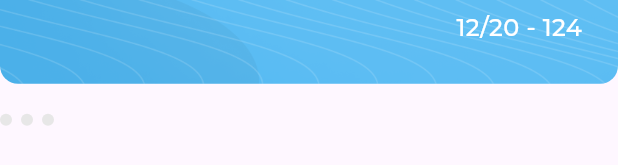
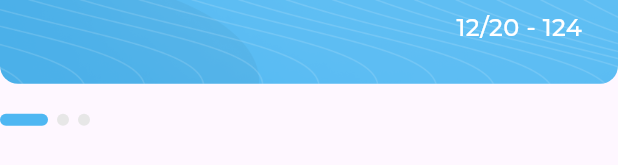
Before and after one commit to Shehab-Emad20/responsive_dash_board, a Flutter app: the MyCardSection widget shown alone on an empty page, opened directly, on a phone screen of 412 x 824 dp. Shown: the part 306-471 px from the top of the screen. Run offline on Flutter 3.47's test engine with Material 3 defaults, Android fonts, the phone set to English and light mode, and no system bars; drawn by our look-alikes of expandable_page_view; our stand-ins replace flutter_svg; project files that could hold a hidden picture were left out.

```diff
--- a/lib/widgets/dots_indicator.dart
+++ b/lib/widgets/dots_indicator.dart
@@ -2,16 +2,16 @@ import 'package:flutter/material.dart';
 import 'package:responsive_dash_board/widgets/custom_dot.dart';
 
 class DotsIndicator extends StatelessWidget {
-  const DotsIndicator({super.key});
-
+  const DotsIndicator({super.key, required this.currentPageIndex});
+  final int currentPageIndex;
   @override
   Widget build(BuildContext context) {
     return Row(
       children: List.generate(
           3,
-          (index) => const Padding(
-                padding: EdgeInsets.only(right: 6.0),
-                child: CustomDot(isActive: false),
+          (index) => Padding(
+                padding: const EdgeInsets.only(right: 6.0),
+                child: CustomDot(isActive: index == currentPageIndex),
               )),
     );
   }
--- a/lib/widgets/my_card_section.dart
+++ b/lib/widgets/my_card_section.dart
@@ -3,8 +3,25 @@ import 'package:responsive_dash_board/utils/app_style.dart';
 import 'package:responsive_dash_board/widgets/dots_indicator.dart';
 import 'package:responsive_dash_board/widgets/my_cards_page_view.dart';
 
-class MyCardSection extends StatelessWidget {
+class MyCardSection extends StatefulWidget {
   const MyCardSection({super.key});
+
+  @override
+  State<MyCardSection> createState() => _MyCardSectionState();
+}
+
+class _MyCardSectionState extends State<MyCardSection> {
+  late PageController pageController;
+  int currentpageIndex = 0;
+  @override
+  void initState() {
+    pageController = PageController();
+    pageController.addListener(() {
+      currentpageIndex = pageController.page!.round();
+      setState(() {});
+    });
+    super.initState();
+  }
 
   @override
   Widget build(BuildContext context) {
@@ -21,11 +38,15 @@ class MyCardSection extends StatelessWidget {
         const SizedBox(
           height: 20,
         ),
-        const MyCardsPageView(),
+        MyCardsPageView(
+          pageController: pageController,
+        ),
         const SizedBox(
           height: 20,
         ),
-        const DotsIndicator()
+        DotsIndicator(
+          currentPageIndex: currentpageIndex,
+        )
       ],
     );
   }
--- a/lib/widgets/my_cards_page_view.dart
+++ b/lib/widgets/my_cards_page_view.dart
@@ -3,11 +3,12 @@ import 'package:flutter/material.dart';
 import 'package:responsive_dash_board/widgets/my_card.dart';
 
 class MyCardsPageView extends StatelessWidget {
-  const MyCardsPageView({super.key});
-
+  const MyCardsPageView({super.key, required this.pageController});
+  final PageController pageController;
   @override
   Widget build(BuildContext context) {
     return ExpandablePageView(
+        controller: pageController,
         scrollDirection: Axis.horizontal,
         children: List.generate(3, (index) => const MyCard()));
   }
```
